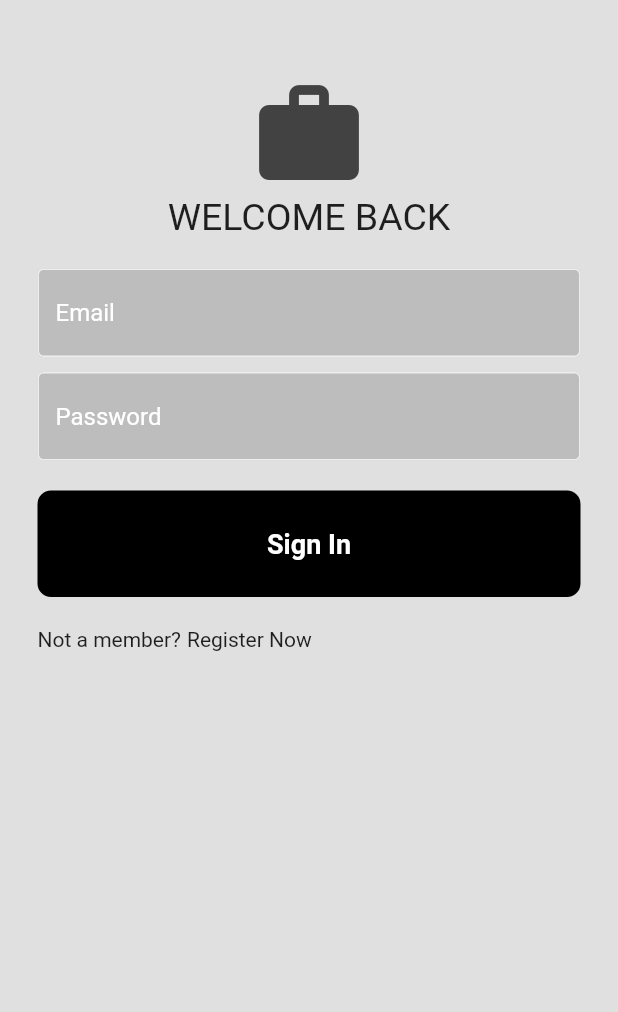
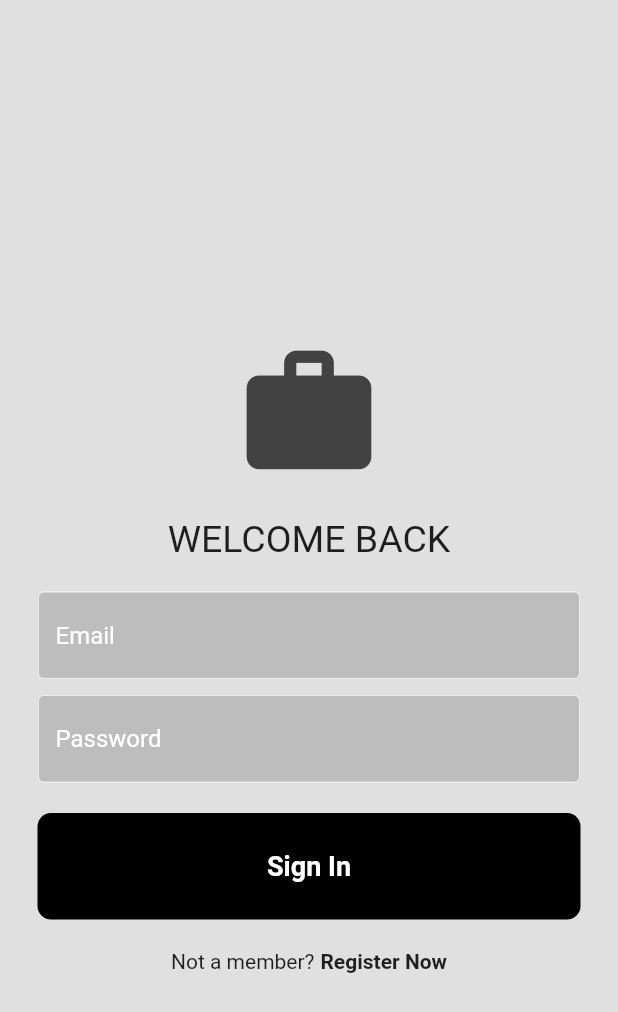
Before and after one commit to ej0x/job_app, a Flutter app: the screen it shows after launch, on a phone screen of 412 x 824 dp. Shown: the top 1012 px of the screen. Run offline on Flutter 3.47's test engine with Material 2 defaults, Android fonts, the phone set to English and light mode, and no system bars.

Commit message:
style and size changes

```diff
--- a/lib/pages/login_page.dart
+++ b/lib/pages/login_page.dart
@@ -23,6 +23,7 @@ class _LoginPageState extends State<LoginPage> {
           child: Padding(
             padding: const EdgeInsets.symmetric(horizontal: 25.0),
             child: Column(
+              mainAxisAlignment: MainAxisAlignment.center,
               children: [
                 const SizedBox(
                   height: 50,
@@ -30,8 +31,12 @@ class _LoginPageState extends State<LoginPage> {
                 // logo
                 Icon(
                   Icons.work,
-                  size: 80,
+                  size: 100,
                   color: Colors.grey[800],
+                ),
+
+                const SizedBox(
+                  height: 20,
                 ),
 
                 // welcome back message
@@ -70,13 +75,17 @@ class _LoginPageState extends State<LoginPage> {
                 ),
                 // not a member ? register now
 
-                Row(
+                const Row(
+                  mainAxisAlignment: MainAxisAlignment.center,
                   children: [
                     Text("Not a member?"),
-                    const SizedBox(
+                    SizedBox(
                       width: 4,
                     ),
-                    Text('Register Now')
+                    Text(
+                      'Register Now',
+                      style: TextStyle(fontWeight: FontWeight.bold),
+                    ),
                   ],
                 )
               ],
```
